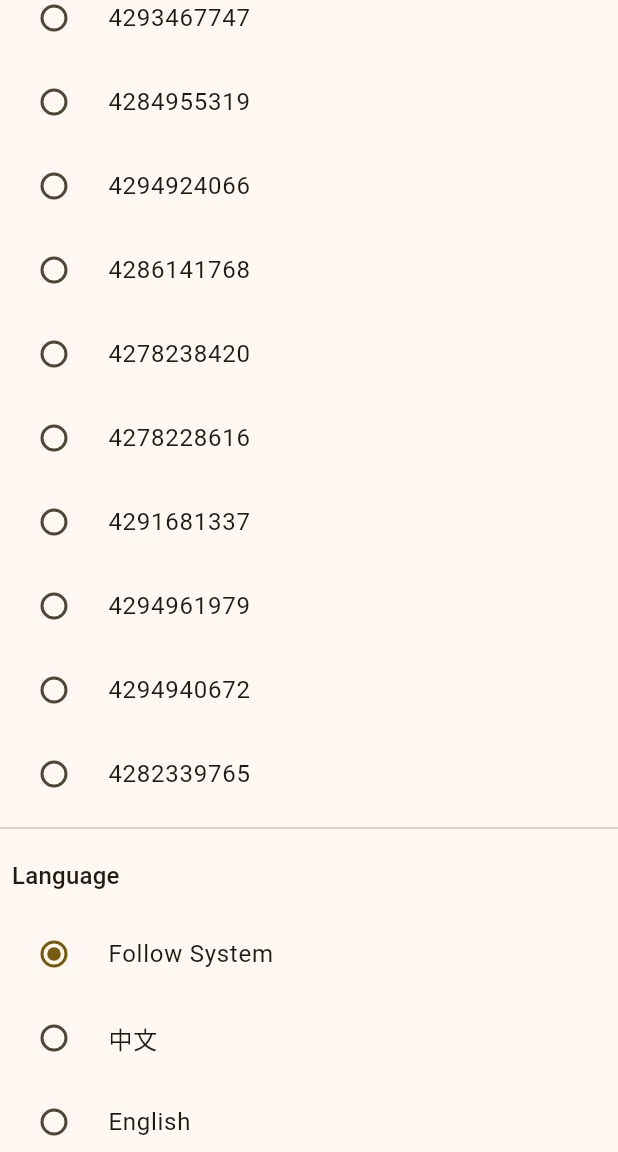
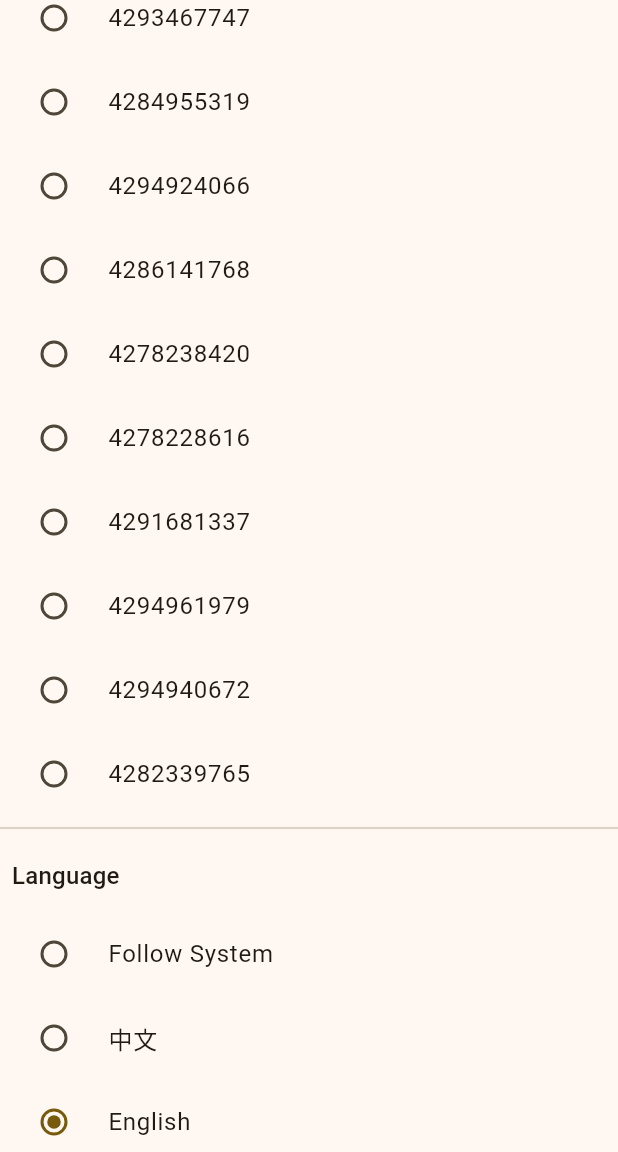
Before and after one commit to QiaTia/comic, a Flutter app: the SettingPage screen opened directly, scrolled down 576 dp, on a phone screen of 412 x 824 dp, the part 84-1236 px from its top. Run offline on Flutter 3.47's test engine with Material 3 defaults, Android fonts, the phone set to English and light mode, and no system bars; our stand-ins replace cached_network_image, flutter_cache_manager, get, image_gallery_saver, permission_handler, photo_view and 2 more; missing offline and left inert: event; accounts and stored records are empty; network calls fail.

```diff
--- a/lib/detail/detail.dart
+++ b/lib/detail/detail.dart
@@ -66,6 +66,7 @@ class _ComicDetail extends State<ComicDetail> {
     });
   }
 
+  /// 是否展示头部标题栏
   void setAppBar() {
     setState(() {
       isAppBar = !isAppBar;
@@ -78,6 +79,7 @@ class _ComicDetail extends State<ComicDetail> {
         overlays: visible ? [SystemUiOverlay.top, SystemUiOverlay.bottom] : []);
   }
 
+  /// 跳转到指定
   void jump([bool? isNext]) {
     var screenHight = MediaQuery.of(context).size.height * 0.8;
     var target = isNext != null && isNext ? screenHight : -screenHight;
--- a/lib/detail/setting.dart
+++ b/lib/detail/setting.dart
@@ -11,50 +11,15 @@ class SettingPage extends StatefulWidget {
 
 class _Setting extends State<SettingPage> {
   final SetController set = Get.find();
-  var langIndex = 0;
-  @override
-  void initState() {
-    switch (set.currentLanguage.value) {
-      case 'ja':
-        {
-          langIndex = 3;
-          break;
-        }
-      case 'en':
-        {
-          langIndex = 2;
-          break;
-        }
-      case 'zh':
-        {
-          langIndex = 1;
-          break;
-        }
-    }
-    super.initState();
-  }
 
   /// 设置语言
-  void setLange(int index) {
-    var lang = Get.locale?.languageCode ?? 'zh';
-    switch (index) {
-      case 3:
-        {
-          lang = 'ja';
-          break;
-        }
-      case 2:
-        {
-          lang = 'en';
-          break;
-        }
-      case 1:
-        {
-          lang = 'zh';
-          break;
-        }
+  void setLange(String str) {
+    if (str == '') {
+      var code = Get.deviceLocale?.languageCode;
+      if (code != '') set.setLanguage(code!);
+    } else {
+      set.setLanguage(str);
     }
-    set.setLanguage(lang);
   }
 
   /// 设置主题样式
@@ -62,53 +27,63 @@ class _Setting extends State<SettingPage> {
     switch (themeIndex) {
       case 1:
         {
-          set.setThemeMode(false);
+          set.setThemeMode(ThemeMode.light);
           break;
         }
       case 2:
         {
-          set.setThemeMode(true);
+          set.setThemeMode(ThemeMode.dark);
           break;
         }
       default:
         {
-          set.setThemeMode(
-              MediaQuery.of(context).platformBrightness == Brightness.dark);
+          set.setThemeMode(ThemeMode.system);
         }
     }
   }
 
   @override
   Widget build(BuildContext context) {
+    var i = 0;
     return Scaffold(
       appBar: AppBar(
         title: Text('setting'.tr),
       ),
       body: ListView(
         children: [
-          LabelRadio(
-            list: ['follow'.tr, 'light'.tr, 'dark'.tr],
+          LabelRadio<ThemeMode>(
+            list: [
+              ('follow'.tr, ThemeMode.system),
+              ('light'.tr, ThemeMode.light),
+              ('dark'.tr, ThemeMode.dark)
+            ],
             label: 'themeMode'.tr,
-            onChanged: (index) {
-              setThemeMode(index);
+            value: set.themeMode.value,
+            onChanged: (p0) {
+              set.setThemeMode(p0 as ThemeMode);
             },
-            value: set.isDark.value ? 2 : 1,
+            // value: set.themeMode.value,
           ),
           const Divider(),
-          LabelRadio(
-              list: themeList.map((el) => el.value.toString()).toList(),
+          LabelRadio<int>(
+              list: themeList.map((el) => (el.value.toString(), i++)).toList(),
               value: set.themeIndex.value,
               label: 'themeStyle'.tr,
               onChanged: (val) {
-                set.setThemeIndex(val);
+                set.setThemeIndex(val as int);
               }),
           const Divider(),
-          LabelRadio(
-            list: ['follow'.tr, '中文', 'English', '日本語'],
-            value: langIndex,
+          LabelRadio<String>(
+            list: [
+              ('follow'.tr, ''),
+              ('中文', 'zh'),
+              ('English', 'en'),
+              ('日本語', 'ja')
+            ],
+            value: set.currentLanguage.value,
             label: 'language'.tr,
             onChanged: (val) {
-              setLange(val);
+              setLange(val as String);
             },
           ),
         ],
@@ -118,35 +93,35 @@ class _Setting extends State<SettingPage> {
 }
 
 /// 单选框
-class LabelRadio extends StatefulWidget {
+class LabelRadio<T> extends StatefulWidget {
   /// 默认选择项目
-  final int value;
+  final T value;
 
   /// 选项列表
-  final List<String> list;
+  final List<(String, T)> list;
 
   /// 选中回调
-  final void Function(int)? onChanged;
+  final void Function(dynamic)? onChanged;
 
   /// 描述说明
   final String label;
 
   const LabelRadio(
       {super.key,
-      this.value = 0,
+      required this.value,
       required this.list,
       this.onChanged,
       required this.label});
   @override
-  State<LabelRadio> createState() => _LabelRadio();
+  State<LabelRadio> createState() => _LabelRadio<T>();
 }
 
-class _LabelRadio extends State<LabelRadio> {
-  late String _value;
+class _LabelRadio<T> extends State<LabelRadio> {
+  late T _value;
   @override
   void initState() {
+    _value = widget.value;
     super.initState();
-    _value = widget.list[widget.value]; // 将初始化移到 initState 中
   }
 
   @override
@@ -167,15 +142,16 @@ class _LabelRadio extends State<LabelRadio> {
     ];
     children.addAll(widget.list
         .map(
-          (title) => RadioListTile<String>(
-            title: Text(title),
-            value: title,
+          (item) => RadioListTile<T>(
+            title: Text(item.$1),
+            value: item.$2,
             groupValue: _value,
             onChanged: (value) {
               setState(() {
-                _value = value!;
+                _value = item.$2;
               });
-              widget.onChanged?.call(widget.list.indexOf(value!));
+              print(item.$2);
+              if (widget.onChanged != null) widget.onChanged!(item.$2);
             },
           ),
         )
--- a/lib/i18n/main.dart
+++ b/lib/i18n/main.dart
@@ -46,8 +46,8 @@ class Messages extends Translations {
           'dark': 'Dark',
           'history': 'History',
           'clear': 'Clear All Records',
-          'nextPage': 'Next Page',
-          'prePage': 'Previous Page',
+          'nextPage': 'Next',
+          'prePage': 'Previous',
           'loading': 'Loading...',
           'doujinshi': 'Doujinshi',
           'offprint': 'Offprint',
--- a/lib/main.dart
+++ b/lib/main.dart
@@ -13,8 +13,6 @@ import './models/setting.dart';
 import './i18n/main.dart';
 
 void main() async {
-  Get.put(SetController());
-  await SetController().init();
   runApp(const MyApp());
 }
 
@@ -23,6 +21,7 @@ class MyApp extends StatelessWidget {
   // This widget is the root of your application.
   @override
   Widget build(BuildContext context) {
+    Get.put(SetController());
     return GetMaterialApp(
       title: 'R18 Comic',
       debugShowCheckedModeBanner: false,
```
Also changed, not shown: lib/models/setting.dart (+19 -10 lines), pubspec.yaml (+5 -2 lines), pubspec.lock, 9 other files.
